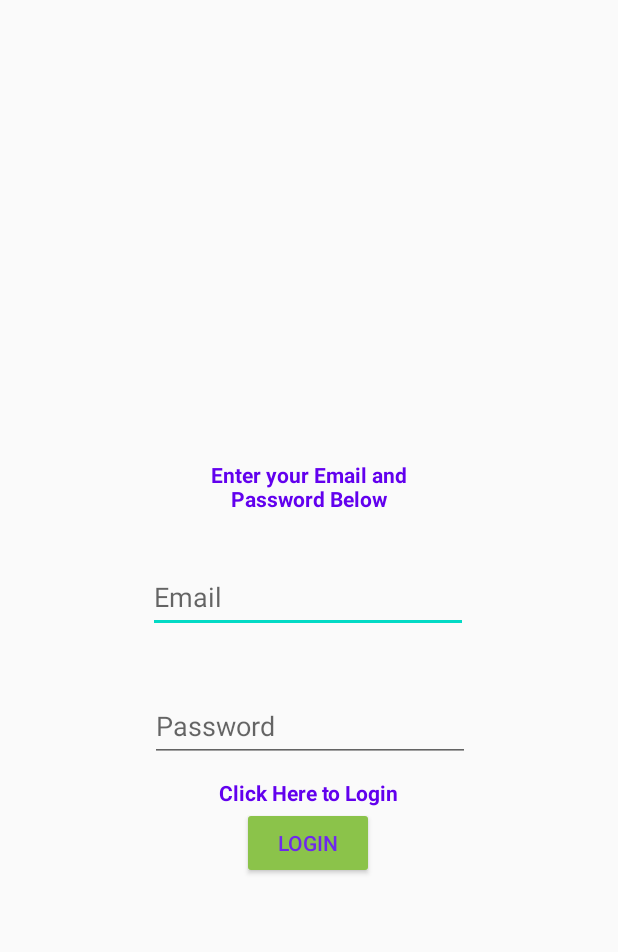
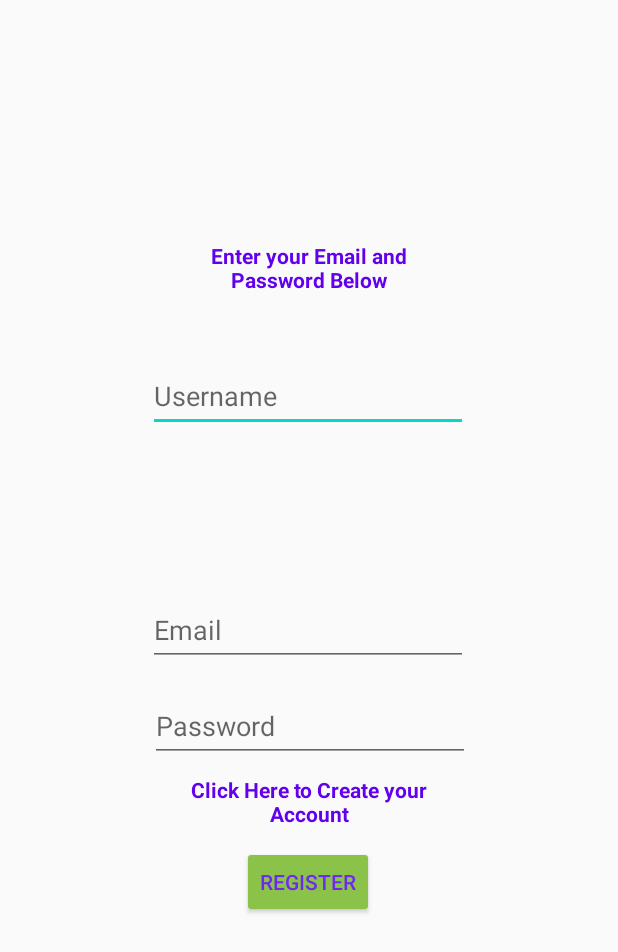
Before and after one commit to TheHiberNate/Mealer-Application, an Android app: the layout activity_register_page.xml on its own in the app's theme, with its tools: preview values and no code run, on a phone screen of 412 x 824 dp. Shown: the top 952 px of the screen. Run offline under Robolectric (Android 15) with nearby library versions, the phone set to English and light mode, and no system bars.

Commit message:
Added Firebase, RegisterPage and Modifications

```diff
--- a/app/build.gradle
+++ b/app/build.gradle
@@ -1,5 +1,6 @@
 plugins {
     id 'com.android.application'
+    id 'com.google.gms.google-services'
 }
 
 android {
@@ -25,7 +26,6 @@ android {
         sourceCompatibility JavaVersion.VERSION_1_8
         targetCompatibility JavaVersion.VERSION_1_8
     }
-    namespace 'com.example.mealer'
 }
 
 dependencies {
@@ -33,6 +33,10 @@ dependencies {
     //noinspection GradleCompatible
     implementation 'com.android.support:appcompat-v7:28.0.0'
     implementation 'com.android.support.constraint:constraint-layout:2.0.4'
+    implementation 'com.google.firebase:firebase-database:20.1.0'
+//    implementation 'android.constraintlayout:constraintlayout:2.0.4'
+    implementation 'androidx.constraintlayout:constraintlayout-solver:2.0.4'
+    implementation 'androidx.constraintlayout:constraintlayout:2.1.4'
     testImplementation 'junit:junit:4.+'
     androidTestImplementation 'com.android.support.test:runner:1.0.2'
     androidTestImplementation 'com.android.support.test.espresso:espresso-core:3.0.2'
--- /dev/null
+++ b/app/src/main/java/com/example/mealer/register_page.java
@@ -0,0 +1,13 @@
+package com.example.mealer;
+
+import android.os.Bundle;
+import androidx.appcompat.app.AppCompatActivity;
+
+public class register_page extends AppCompatActivity {
+
+    @Override
+    protected void onCreate(Bundle savedInstanceState) {
+        super.onCreate(savedInstanceState);
+        setContentView(R.layout.activity_register_page);
+    }
+}
--- a/app/src/main/res/layout/login_page.xml
+++ b/app/src/main/res/layout/activity_register_page.xml
@@ -1,63 +1,62 @@
 <?xml version="1.0" encoding="utf-8"?>
-<android.support.constraint.ConstraintLayout xmlns:android="http://schemas.android.com/apk/res/android"
+<androidx.constraintlayout.widget.ConstraintLayout
+    xmlns:android="http://schemas.android.com/apk/res/android"
     xmlns:app="http://schemas.android.com/apk/res-auto"
     xmlns:tools="http://schemas.android.com/tools"
     android:layout_width="match_parent"
-    android:layout_height="match_parent">
+    android:layout_height="match_parent"
+    tools:context=".register_page">
+
+    <TextView
+        android:id="@+id/textclickHereRegister"
+        android:layout_width="wrap_content"
+        android:layout_height="wrap_content"
+        android:layout_marginBottom="12dp"
+        android:width="180dp"
+        android:text="Click Here to Create your Account"
+        android:textAlignment="center"
+        android:textAllCaps="false"
+        android:textColor="@color/purple_500"
+        android:textStyle="bold"
+        app:layout_constraintBottom_toTopOf="@+id/btn_Login3"
+        app:layout_constraintEnd_toEndOf="parent"
+        app:layout_constraintStart_toStartOf="parent" />
 
     <Button
-        android:id="@+id/btn_Login2"
+        android:id="@+id/btn_Login3"
         android:layout_width="wrap_content"
         android:layout_height="wrap_content"
         android:backgroundTint="#8BC34A"
-        android:text="LOGIN"
+        android:text="REGISTER"
         android:textColor="#6F28ED"
         app:layout_constraintBottom_toBottomOf="parent"
         app:layout_constraintEnd_toEndOf="parent"
         app:layout_constraintHorizontal_bias="0.498"
         app:layout_constraintStart_toStartOf="parent"
         app:layout_constraintTop_toTopOf="parent"
-        app:layout_constraintVertical_bias="0.693" />
+        app:layout_constraintVertical_bias="0.727" />
 
-    <TextView
-        android:id="@+id/textView2"
+    <EditText
+        android:id="@+id/editTextUsername"
         android:layout_width="wrap_content"
         android:layout_height="wrap_content"
         android:layout_marginStart="32dp"
+        android:layout_marginTop="240dp"
         android:layout_marginEnd="32dp"
-        android:width="180dp"
-        android:text="Click Here to Login"
-        android:textAlignment="center"
-        android:textAllCaps="false"
-        android:textColor="@color/purple_500"
-        android:textStyle="bold"
-        app:layout_constraintBottom_toTopOf="@+id/btn_Login2"
-        app:layout_constraintEnd_toEndOf="parent"
-        app:layout_constraintHorizontal_bias="0.497"
-        app:layout_constraintStart_toStartOf="parent" />
-
-    <EditText
-        android:id="@+id/editTextTextEmailAddress"
-        android:layout_width="wrap_content"
-        android:layout_height="wrap_content"
-        android:layout_marginStart="32dp"
-        android:layout_marginTop="110dp"
-        android:layout_marginEnd="32dp"
-        android:layout_marginBottom="33dp"
         android:ems="10"
-        android:hint="Email"
+        android:hint="Username"
         android:inputType="textEmailAddress"
         android:minHeight="48dp"
         android:textColor="@color/green"
-        app:layout_constraintBottom_toTopOf="@+id/editTextTextPassword"
+        app:layout_constraintBottom_toTopOf="@+id/editTextEmail"
         app:layout_constraintEnd_toEndOf="parent"
         app:layout_constraintHorizontal_bias="0.496"
         app:layout_constraintStart_toStartOf="parent"
         app:layout_constraintTop_toTopOf="parent"
-        app:layout_constraintVertical_bias="0.982" />
+        app:layout_constraintVertical_bias="0.0" />
 
     <EditText
-        android:id="@+id/editTextTextPassword"
+        android:id="@+id/editTextPassword"
         android:layout_width="wrap_content"
         android:layout_height="wrap_content"
         android:layout_marginStart="32dp"
@@ -73,20 +72,37 @@
         app:layout_constraintStart_toStartOf="parent" />
 
     <TextView
-        android:id="@+id/textView"
+        android:id="@+id/textEnterCredentials"
         android:layout_width="wrap_content"
         android:layout_height="wrap_content"
         android:layout_marginStart="32dp"
         android:layout_marginEnd="32dp"
-        android:layout_marginBottom="32dp"
+        android:layout_marginBottom="44dp"
         android:width="180dp"
         android:text="Enter your Email and Password Below"
         android:textAlignment="center"
         android:textAllCaps="false"
         android:textColor="@color/purple_500"
         android:textStyle="bold"
-        app:layout_constraintBottom_toTopOf="@+id/editTextTextEmailAddress"
+        app:layout_constraintBottom_toTopOf="@+id/editTextUsername"
         app:layout_constraintEnd_toEndOf="parent"
         app:layout_constraintHorizontal_bias="0.497"
         app:layout_constraintStart_toStartOf="parent" />
-</android.support.constraint.ConstraintLayout>
+
+    <EditText
+        android:id="@+id/editTextEmail"
+        android:layout_width="wrap_content"
+        android:layout_height="wrap_content"
+        android:layout_marginStart="32dp"
+        android:layout_marginEnd="32dp"
+        android:layout_marginBottom="16dp"
+        android:ems="10"
+        android:hint="Email"
+        android:inputType="textEmailAddress"
+        android:minHeight="48dp"
+        android:textColor="@color/green"
+        app:layout_constraintBottom_toTopOf="@+id/editTextPassword"
+        app:layout_constraintEnd_toEndOf="parent"
+        app:layout_constraintHorizontal_bias="0.496"
+        app:layout_constraintStart_toStartOf="parent" />
+</androidx.constraintlayout.widget.ConstraintLayout>
--- a/build.gradle
+++ b/build.gradle
@@ -6,6 +6,8 @@ buildscript {
     }
     dependencies {
         classpath 'com.android.tools.build:gradle:7.3.0'
+        classpath 'com.google.gms:google-services:4.3.14'
+        classpath 'androidx.constraintlayout:constraintlayout-solver:2.0.4'
         // NOTE: Do not place your application dependencies here; they belong
         // in the individual module build.gradle files
     }
--- a/gradle.properties
+++ b/gradle.properties
@@ -11,3 +11,5 @@ org.gradle.jvmargs=-Xmx2048m -Dfile.encoding=UTF-8
 # This option should only be used with decoupled projects. More details, visit
 # http://www.gradle.org/docs/current/userguide/multi_project_builds.html#sec:decoupled_projects
 # org.gradle.parallel=true
+android.useAndroidX=true
+android.enableJetifier=true
```
Also changed, not shown: app/src/main/AndroidManifest.xml (+11 -3 lines), app/src/main/java/com/example/mealer/MainActivity.java (+20 -2 lines), app/src/main/res/layout/activity_main.xml (+66 -33 lines), 2 other files.
